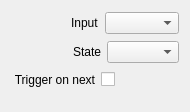
Old version of the form src/Widgets/Inspector/Atem/InspectorAtemAudioInputStateWidget.ui in the repository CasparCG/client.
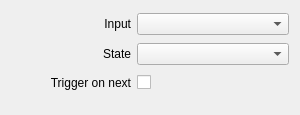
New version of the form.

Commit message: Simplify layout of inspector widgets

What changed in the file:
```diff
--- a/src/Widgets/Inspector/Atem/InspectorAtemAudioInputStateWidget.ui
+++ b/src/Widgets/Inspector/Atem/InspectorAtemAudioInputStateWidget.ui
@@ -6,8 +6,8 @@
    <rect>
     <x>0</x>
     <y>0</y>
-    <width>187</width>
-    <height>112</height>
+    <width>300</width>
+    <height>115</height>
    </rect>
   </property>
   <property name="sizePolicy">
@@ -16,109 +16,38 @@
     <verstretch>0</verstretch>
    </sizepolicy>
   </property>
-  <layout class="QVBoxLayout" name="verticalLayout">
-   <item>
-    <layout class="QHBoxLayout" name="horizontalLayoutInput">
-     <item>
-      <spacer name="horizontalSpacerInput">
-       <property name="orientation">
-        <enum>Qt::Horizontal</enum>
-       </property>
-       <property name="sizeType">
-        <enum>QSizePolicy::Fixed</enum>
-       </property>
-       <property name="sizeHint" stdset="0">
-        <size>
-         <width>60</width>
-         <height>20</height>
-        </size>
-       </property>
-      </spacer>
-     </item>
-     <item>
-      <widget class="QLabel" name="labelInput">
-       <property name="text">
-        <string>Input</string>
-       </property>
-      </widget>
-     </item>
-     <item>
-      <widget class="QComboBox" name="comboBoxInput">
-       <property name="sizePolicy">
-        <sizepolicy hsizetype="Expanding" vsizetype="Fixed">
-         <horstretch>0</horstretch>
-         <verstretch>0</verstretch>
-        </sizepolicy>
-       </property>
-      </widget>
-     </item>
-    </layout>
+  <layout class="QGridLayout" name="gridLayout">
+   <property name="bottomMargin">
+    <number>20</number>
+   </property>
+   <item row="0" column="0">
+    <widget class="QLabel" name="labelInput">
+     <property name="minimumSize">
+      <size>
+       <width>120</width>
+       <height>0</height>
+      </size>
+     </property>
+     <property name="text">
+      <string>Input</string>
+     </property>
+     <property name="alignment">
+      <set>Qt::AlignRight|Qt::AlignTrailing|Qt::AlignVCenter</set>
+     </property>
+    </widget>
    </item>
-   <item>
-    <layout class="QHBoxLayout" name="horizontalLayoutState">
-     <item>
-      <spacer name="horizontalSpacerState">
-       <property name="orientation">
-        <enum>Qt::Horizontal</enum>
-       </property>
-       <property name="sizeType">
-        <enum>QSizePolicy::Fixed</enum>
-       </property>
-       <property name="sizeHint" stdset="0">
-        <size>
-         <width>62</width>
-         <height>20</height>
-        </size>
-       </property>
-      </spacer>
-     </item>
-     <item>
-      <widget class="QLabel" name="labelState">
-       <property name="text">
-        <string>State</string>
-       </property>
-      </widget>
-     </item>
-     <item>
-      <widget class="QComboBox" name="comboBoxState">
-       <property name="sizePolicy">
-        <sizepolicy hsizetype="Expanding" vsizetype="Fixed">
-         <horstretch>0</horstretch>
-         <verstretch>0</verstretch>
-        </sizepolicy>
-       </property>
-      </widget>
-     </item>
-    </layout>
+   <item row="0" column="1">
+    <widget class="QComboBox" name="comboBoxInput">
+     <property name="sizePolicy">
+      <sizepolicy hsizetype="Expanding" vsizetype="Fixed">
+       <horstretch>0</horstretch>
+       <verstretch>0</verstretch>
+      </sizepolicy>
+     </property>
+    </widget>
    </item>
-   <item>
+   <item row="2" column="1">
     <layout class="QHBoxLayout" name="horizontalLayoutTriggerOnNext">
-     <item>
-      <spacer name="horizontalSpacerTriggerOnNext1">
-       <property name="orientation">
-        <enum>Qt::Horizontal</enum>
-       </property>
-       <property name="sizeType">
-        <enum>QSizePolicy::Fixed</enum>
-       </property>
-       <property name="sizeHint" stdset="0">
-        <size>
-         <width>2</width>
-         <height>20</height>
-        </size>
-       </property>
-      </spacer>
-     </item>
-     <item>
-      <widget class="QLabel" name="labelTriggerOnNext">
-       <property name="text">
-        <string>Trigger on next</string>
-       </property>
-       <property name="alignment">
-        <set>Qt::AlignRight|Qt::AlignTrailing|Qt::AlignVCenter</set>
-       </property>
-      </widget>
-     </item>
      <item>
       <widget class="QCheckBox" name="checkBoxTriggerOnNext">
        <property name="layoutDirection">
@@ -144,21 +73,47 @@
      </item>
     </layout>
    </item>
-   <item>
-    <spacer name="verticalSpacerInput">
-     <property name="orientation">
-      <enum>Qt::Vertical</enum>
+   <item row="1" column="0">
+    <widget class="QLabel" name="labelState">
+     <property name="minimumSize">
+      <size>
+       <width>120</width>
+       <height>0</height>
+      </size>
      </property>
-     <property name="sizeType">
-      <enum>QSizePolicy::Fixed</enum>
+     <property name="text">
+      <string>State</string>
      </property>
-     <property name="sizeHint" stdset="0">
+     <property name="alignment">
+      <set>Qt::AlignRight|Qt::AlignTrailing|Qt::AlignVCenter</set>
+     </property>
+    </widget>
+   </item>
+   <item row="1" column="1">
+    <widget class="QComboBox" name="comboBoxState">
+     <property name="sizePolicy">
+      <sizepolicy hsizetype="Expanding" vsizetype="Fixed">
+       <horstretch>0</horstretch>
+       <verstretch>0</verstretch>
+      </sizepolicy>
+     </property>
+    </widget>
+   </item>
+   <item row="2" column="0">
+    <widget class="QLabel" name="labelTriggerOnNext">
+     <property name="minimumSize">
       <size>
-       <width>20</width>
-       <height>10</height>
+       <width>120</width>
+       <height>0</height>
       </size>
      </property>
-    </spacer>
+     <property name="text">
+      <string>Trigger on next</string>
+     </property>
+     <property name="alignment">
+      <set>Qt::AlignRight|Qt::AlignTrailing|Qt::AlignVCenter</set>
+     </property>
+    </widget>
    </item>
   </layout>
  </widget>
```
Left out of the diff: 5 changed lines with no effect on the pictures. The commit also changes 58 other files.
